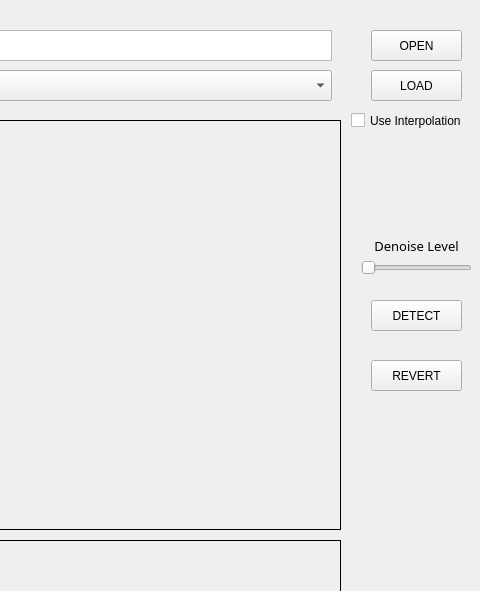
Old version of the form AtomSeg_V1.ui in the repository gemengshu/AtomSegGUI; both pictures show x 509 to 989 and y 0 to 591 of the 989 by 1000 pixel window.
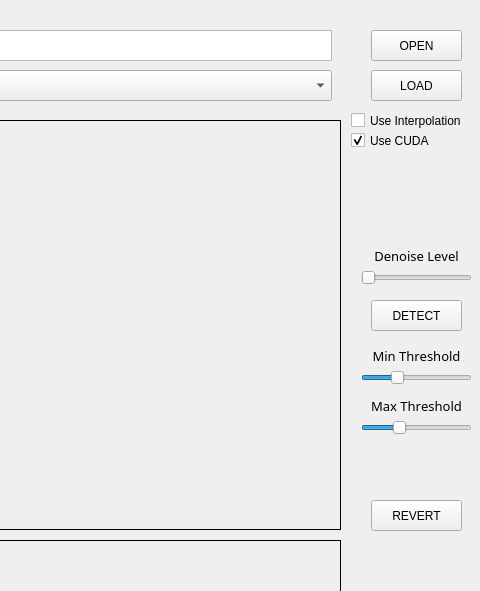
New version of the form.

Diff of the .ui file:
```diff
--- a/AtomSeg_V1.ui
+++ b/AtomSeg_V1.ui
@@ -40,19 +40,6 @@
      <string>OPEN</string>
     </property>
    </widget>
-   <widget class="QPushButton" name="load">
-    <property name="geometry">
-     <rect>
-      <x>880</x>
-      <y>70</y>
-      <width>91</width>
-      <height>31</height>
-     </rect>
-    </property>
-    <property name="text">
-     <string>LOAD</string>
-    </property>
-   </widget>
    <widget class="QLabel" name="ori">
     <property name="geometry">
      <rect>
@@ -129,45 +116,6 @@
      <bool>true</bool>
     </property>
    </widget>
-   <widget class="QPushButton" name="revert">
-    <property name="geometry">
-     <rect>
-      <x>880</x>
-      <y>360</y>
-      <width>91</width>
-      <height>31</height>
-     </rect>
-    </property>
-    <property name="text">
-     <string>REVERT</string>
-    </property>
-   </widget>
-   <widget class="QPushButton" name="circle_detect">
-    <property name="geometry">
-     <rect>
-      <x>880</x>
-      <y>300</y>
-      <width>91</width>
-      <height>31</height>
-     </rect>
-    </property>
-    <property name="text">
-     <string>DETECT</string>
-    </property>
-   </widget>
-   <widget class="QPushButton" name="save">
-    <property name="geometry">
-     <rect>
-      <x>880</x>
-      <y>880</y>
-      <width>91</width>
-      <height>31</height>
-     </rect>
-    </property>
-    <property name="text">
-     <string>SAVE</string>
-    </property>
-   </widget>
    <widget class="QComboBox" name="modelPath">
     <property name="geometry">
      <rect>
@@ -196,12 +144,40 @@
      </property>
     </item>
    </widget>
-   <widget class="QSlider" name="se_num">
+   <widget class="QLabel" name="label_2">
     <property name="geometry">
      <rect>
       <x>870</x>
-      <y>260</y>
+      <y>340</y>
       <width>111</width>
+      <height>31</height>
+     </rect>
+    </property>
+    <property name="font">
+     <font>
+      <family>Sans Serif</family>
+      <pointsize>10</pointsize>
+      <weight>50</weight>
+      <bold>false</bold>
+      <kerning>false</kerning>
+     </font>
+    </property>
+    <property name="frameShape">
+     <enum>QFrame::NoFrame</enum>
+    </property>
+    <property name="text">
+     <string>Min Threshold</string>
+    </property>
+    <property name="alignment">
+     <set>Qt::AlignCenter</set>
+    </property>
+   </widget>
+   <widget class="QSlider" name="min_thre">
+    <property name="geometry">
+     <rect>
+      <x>870</x>
+      <y>370</y>
+      <width>111</width>
       <height>16</height>
      </rect>
     </property>
@@ -211,12 +187,99 @@
      </font>
     </property>
     <property name="maximum">
-     <number>20</number>
+     <number>100</number>
     </property>
+    <property name="value">
+     <number>30</number>
+    </property>
     <property name="orientation">
      <enum>Qt::Horizontal</enum>
     </property>
    </widget>
+   <widget class="QSlider" name="max_thre">
+    <property name="geometry">
+     <rect>
+      <x>870</x>
+      <y>420</y>
+      <width>111</width>
+      <height>16</height>
+     </rect>
+    </property>
+    <property name="font">
+     <font>
+      <pointsize>9</pointsize>
+     </font>
+    </property>
+    <property name="minimum">
+     <number>100</number>
+    </property>
+    <property name="maximum">
+     <number>255</number>
+    </property>
+    <property name="value">
+     <number>150</number>
+    </property>
+    <property name="orientation">
+     <enum>Qt::Horizontal</enum>
+    </property>
+   </widget>
+   <widget class="QLabel" name="label_3">
+    <property name="geometry">
+     <rect>
+      <x>870</x>
+      <y>390</y>
+      <width>111</width>
+      <height>31</height>
+     </rect>
+    </property>
+    <property name="font">
+     <font>
+      <family>Sans Serif</family>
+      <pointsize>10</pointsize>
+      <weight>50</weight>
+      <bold>false</bold>
+      <kerning>false</kerning>
+     </font>
+    </property>
+    <property name="frameShape">
+     <enum>QFrame::NoFrame</enum>
+    </property>
+    <property name="text">
+     <string>Max Threshold</string>
+    </property>
+    <property name="alignment">
+     <set>Qt::AlignCenter</set>
+    </property>
+   </widget>
+   <widget class="QCheckBox" name="use_cuda">
+    <property name="geometry">
+     <rect>
+      <x>860</x>
+      <y>130</y>
+      <width>131</width>
+      <height>21</height>
+     </rect>
+    </property>
+    <property name="text">
+     <string>Use CUDA</string>
+    </property>
+    <property name="checked">
+     <bool>true</bool>
+    </property>
+   </widget>
+   <widget class="QPushButton" name="load">
+    <property name="geometry">
+     <rect>
+      <x>880</x>
+      <y>70</y>
+      <width>91</width>
+      <height>31</height>
+     </rect>
+    </property>
+    <property name="text">
+     <string>LOAD</string>
+    </property>
+   </widget>
    <widget class="QCheckBox" name="use_inter">
     <property name="geometry">
      <rect>
@@ -234,7 +297,7 @@
     <property name="geometry">
      <rect>
       <x>870</x>
-      <y>230</y>
+      <y>240</y>
       <width>111</width>
       <height>31</height>
      </rect>
@@ -258,6 +321,66 @@
      <set>Qt::AlignCenter</set>
     </property>
    </widget>
+   <widget class="QSlider" name="se_num">
+    <property name="geometry">
+     <rect>
+      <x>870</x>
+      <y>270</y>
+      <width>111</width>
+      <height>16</height>
+     </rect>
+    </property>
+    <property name="font">
+     <font>
+      <pointsize>9</pointsize>
+     </font>
+    </property>
+    <property name="maximum">
+     <number>20</number>
+    </property>
+    <property name="orientation">
+     <enum>Qt::Horizontal</enum>
+    </property>
+   </widget>
+   <widget class="QPushButton" name="circle_detect">
+    <property name="geometry">
+     <rect>
+      <x>880</x>
+      <y>300</y>
+      <width>91</width>
+      <height>31</height>
+     </rect>
+    </property>
+    <property name="text">
+     <string>DETECT</string>
+    </property>
+   </widget>
+   <widget class="QPushButton" name="revert">
+    <property name="geometry">
+     <rect>
+      <x>880</x>
+      <y>500</y>
+      <width>91</width>
+      <height>31</height>
+     </rect>
+    </property>
+    <property name="text">
+     <string>REVERT</string>
+    </property>
+   </widget>
+   <widget class="QPushButton" name="save">
+    <property name="geometry">
+     <rect>
+      <x>880</x>
+      <y>880</y>
+      <width>91</width>
+      <height>31</height>
+     </rect>
+    </property>
+    <property name="text">
+     <string>SAVE</string>
+    </property>
+   </widget>
    <widget class="QCheckBox" name="auto_save">
     <property name="geometry">
      <rect>
@@ -271,6 +394,34 @@
      <string>Auto Save</string>
     </property>
    </widget>
+   <zorder>imagePath</zorder>
+   <zorder>open</zorder>
+   <zorder>load</zorder>
+   <zorder>ori</zorder>
+   <zorder>model_output</zorder>
+   <zorder>preprocess</zorder>
+   <zorder>detect_result</zorder>
+   <zorder>revert</zorder>
+   <zorder>circle_detect</zorder>
+   <zorder>save</zorder>
+   <zorder>modelPath</zorder>
+   <zorder>se_num</zorder>
+   <zorder>use_inter</zorder>
+   <zorder>label</zorder>
+   <zorder>auto_save</zorder>
+   <zorder>label</zorder>
+   <zorder>use_inter</zorder>
+   <zorder>se_num</zorder>
+   <zorder>revert</zorder>
+   <zorder>auto_save</zorder>
+   <zorder>load</zorder>
+   <zorder>circle_detect</zorder>
+   <zorder>save</zorder>
+   <zorder>label_2</zorder>
+   <zorder>min_thre</zorder>
+   <zorder>max_thre</zorder>
+   <zorder>label_3</zorder>
+   <zorder>use_cuda</zorder>
   </widget>
   <widget class="QMenuBar" name="menubar">
    <property name="geometry">
```
